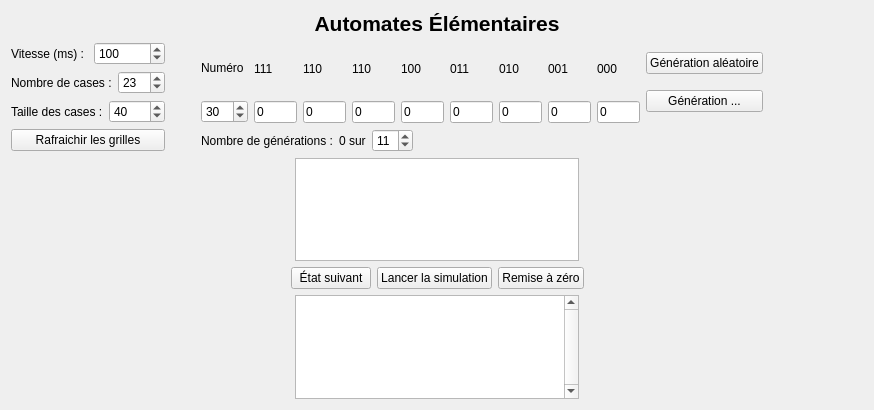
danousna/autocell, file src/ui/elementaireview.ui: the form before one commit.
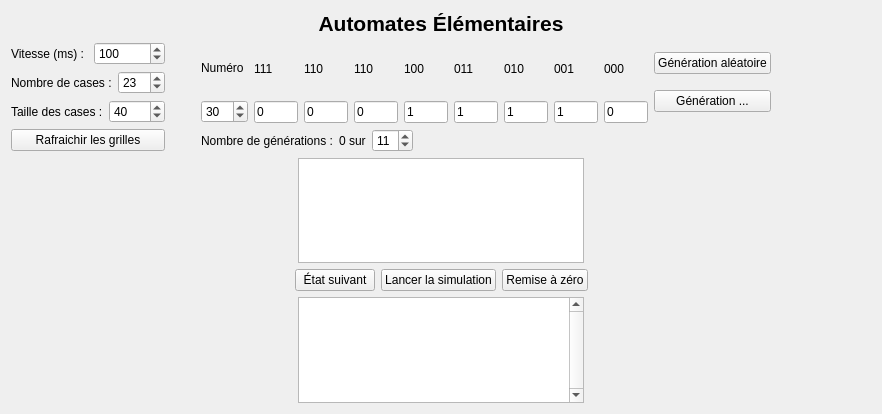
The form after the commit.

```diff
--- a/src/ui/elementaireview.ui
+++ b/src/ui/elementaireview.ui
@@ -6,8 +6,8 @@
    <rect>
     <x>0</x>
     <y>0</y>
-    <width>874</width>
-    <height>410</height>
+    <width>882</width>
+    <height>414</height>
    </rect>
   </property>
   <property name="windowTitle">
@@ -226,7 +226,7 @@
          <item>
           <widget class="QLineEdit" name="bit4">
            <property name="text">
-            <string>0</string>
+            <string>1</string>
            </property>
            <property name="maxLength">
             <number>1</number>
@@ -247,7 +247,7 @@
          <item>
           <widget class="QLineEdit" name="bit5">
            <property name="text">
-            <string>0</string>
+            <string>1</string>
            </property>
            <property name="maxLength">
             <number>1</number>
@@ -268,7 +268,7 @@
          <item>
           <widget class="QLineEdit" name="bit6">
            <property name="text">
-            <string>0</string>
+            <string>1</string>
            </property>
            <property name="maxLength">
             <number>1</number>
@@ -289,7 +289,7 @@
          <item>
           <widget class="QLineEdit" name="bit7">
            <property name="text">
-            <string>0</string>
+            <string>1</string>
            </property>
            <property name="maxLength">
             <number>1</number>
```
